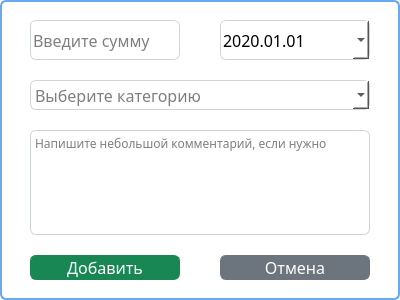
Above: MoneyKeeperClient/addcostswindow.ui from inq1337/MoneyKeeperProject before the change. Below: the same form after it.
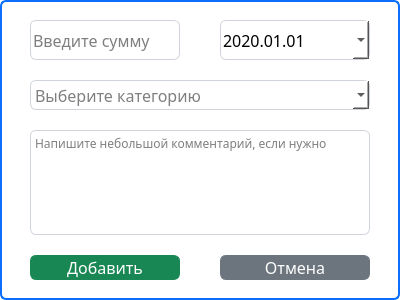
That is the form after the change.

```diff
--- a/MoneyKeeperClient/addcostswindow.ui
+++ b/MoneyKeeperClient/addcostswindow.ui
@@ -15,11 +15,10 @@
   </property>
   <property name="styleSheet">
    <string notr="true">QDialog {
-   background-color: white;
-   border: 2px solid;
-   border-radius: 6px;
-   border-color: rgb(103, 170, 241);
-   color:rgb(0, 0, 0);
+background-color: white;
+border: 2px solid rgb(13,110,253);
+border-radius: 6px;
+color:rgb(0, 0, 0);
 }</string>
   </property>
   <property name="modal">
@@ -360,7 +359,7 @@
      <x>27</x>
      <y>253</y>
      <width>156</width>
-     <height>28</height>
+     <height>31</height>
     </rect>
    </property>
    <property name="styleSheet">
@@ -380,7 +379,7 @@
      <x>217</x>
      <y>252</y>
      <width>156</width>
-     <height>28</height>
+     <height>31</height>
     </rect>
    </property>
    <property name="styleSheet">
```
